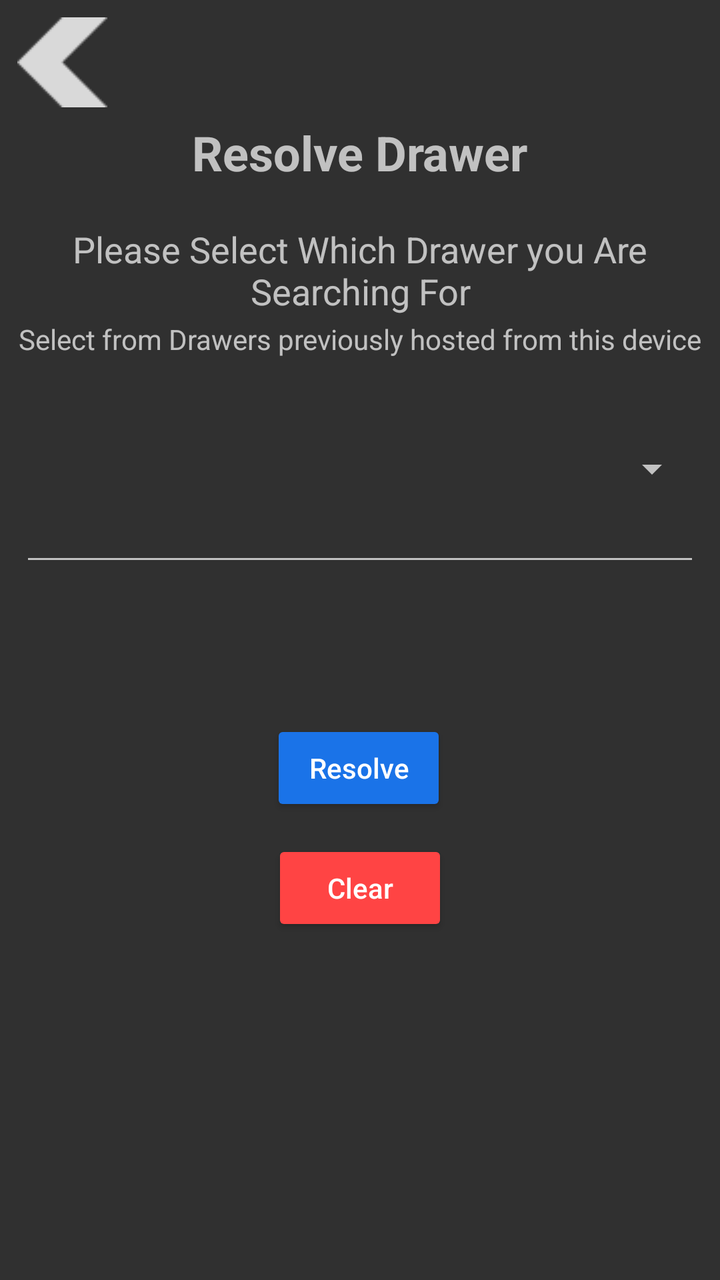
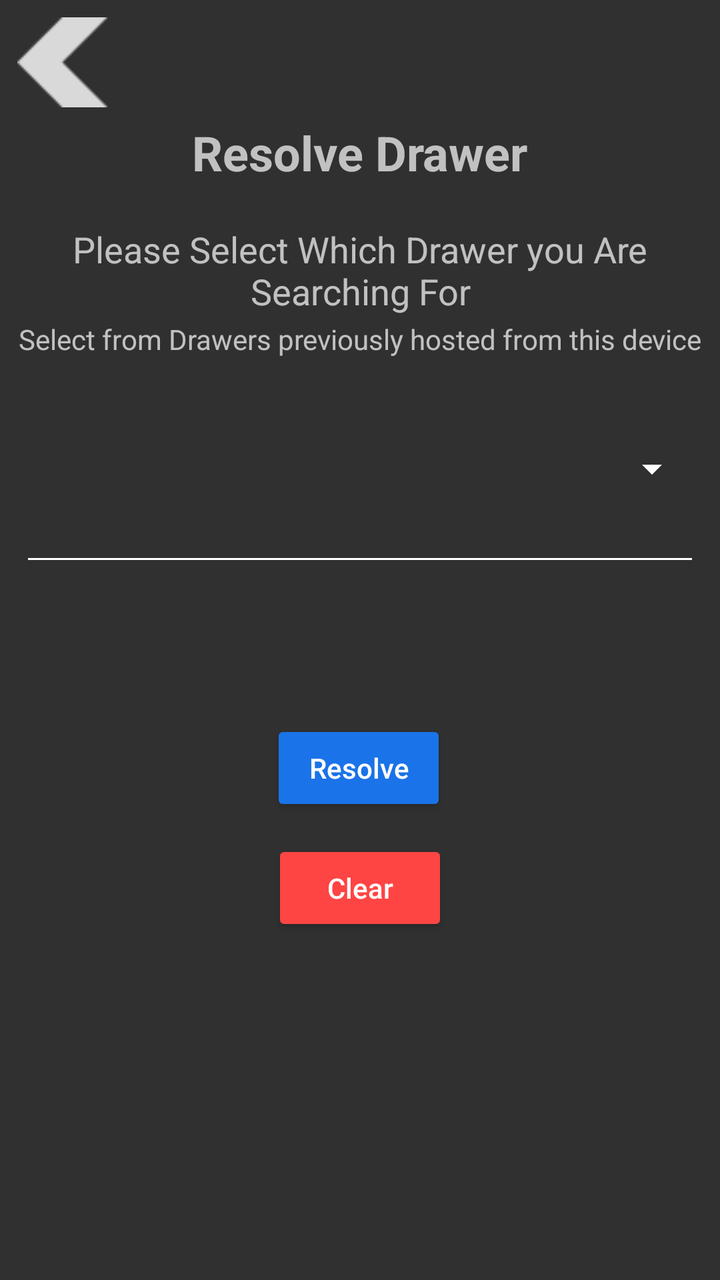

Compare the two renders of this Android layout. The source of the first and the diff that turns it into the second are given below.
<!-- AndroidManifest.xml: activity theme Theme.AppCompat.NoActionBar -->
<!-- res/layout/activity_resolve_anchors_lobby.xml -->
<?xml version="1.0" encoding="utf-8"?>
<androidx.constraintlayout.widget.ConstraintLayout xmlns:android="http://schemas.android.com/apk/res/android"
    xmlns:app="http://schemas.android.com/apk/res-auto"
    xmlns:tools="http://schemas.android.com/tools"
    android:id="@+id/anchorsLobbyCL"
    android:layout_width="match_parent"
    android:layout_height="match_parent"
    tools:context=".ResolveAnchorsLobbyActivity">

    <ImageButton
        android:id="@+id/anchorLobbyReturnIB"
        android:layout_width="50dp"
        android:layout_height="50dp"
        android:layout_marginStart="6dp"
        android:layout_marginTop="6dp"
        android:background="@android:color/transparent"
        android:backgroundTint="@color/red"
        android:padding="10dp"
        app:layout_constraintStart_toStartOf="parent"
        app:layout_constraintTop_toTopOf="parent"
        app:srcCompat="@drawable/arrow" />

    <androidx.constraintlayout.widget.Guideline
        android:id="@+id/guideline_select"
        android:layout_width="wrap_content"
        android:layout_height="wrap_content"
        android:orientation="horizontal"
        app:layout_constraintGuide_percent="0.35" />

    <androidx.constraintlayout.widget.Guideline
        android:id="@+id/guideline_enter"
        android:layout_width="wrap_content"
        android:layout_height="wrap_content"
        android:orientation="horizontal"
        app:layout_constraintGuide_percent="0.45" />

    <androidx.constraintlayout.widget.Guideline
        android:id="@+id/guideline_center"
        android:layout_width="wrap_content"
        android:layout_height="wrap_content"
        android:orientation="horizontal"
        app:layout_constraintGuide_percent="0.4" />

    <TextView
        android:id="@+id/resolve_an_anchor_title"
        android:layout_width="wrap_content"
        android:layout_height="wrap_content"
        android:paddingTop="60dp"
        android:text="@string/resolve_drawer"
        android:textSize="24sp"
        android:textStyle="bold"
        app:layout_constraintLeft_toLeftOf="parent"
        app:layout_constraintRight_toRightOf="parent"
        app:layout_constraintTop_toTopOf="parent" />

    <TextView
        android:id="@+id/resolve_an_anchor_instructions"
        android:layout_width="wrap_content"
        android:layout_height="wrap_content"
        android:layout_marginTop="20dp"
        android:gravity="center"
        android:text="@string/select_draw"
        android:textSize="18sp"
        app:layout_constraintLeft_toLeftOf="parent"
        app:layout_constraintRight_toRightOf="parent"
        app:layout_constraintTop_toBottomOf="@+id/resolve_an_anchor_title" />

    <TextView
        android:id="@+id/select_anchors_instructions"
        android:layout_width="wrap_content"
        android:layout_height="wrap_content"
        android:layout_marginBottom="2dp"
        android:gravity="center"
        android:text="@string/select_anchors_text"
        android:textSize="14sp"
        app:layout_constraintBottom_toTopOf="@+id/select_anchors_spinner"
        app:layout_constraintEnd_toEndOf="parent"
        app:layout_constraintStart_toStartOf="parent" />

    <Spinner
        android:id="@+id/select_anchors_spinner"
        style="@style/Widget.AppCompat.Spinner.Underlined"
        android:layout_width="340dp"
        android:layout_height="107dp"
        android:spinnerMode="dialog"
        app:layout_constraintBottom_toTopOf="@+id/guideline_enter"
        app:layout_constraintEnd_toEndOf="parent"
        app:layout_constraintStart_toStartOf="parent" />

    <Button
        android:id="@+id/resolve_button"
        android:layout_width="wrap_content"
        android:layout_height="wrap_content"
        android:layout_marginTop="72dp"
        android:text="@string/resolve_button_text"
        android:theme="@style/AppButtonTheme"
        app:layout_constraintEnd_toEndOf="parent"
        app:layout_constraintHorizontal_bias="0.498"
        app:layout_constraintStart_toStartOf="parent"
        app:layout_constraintTop_toTopOf="@+id/guideline_enter" />

    <Button
        android:id="@+id/clearAnchorsB"
        android:layout_width="wrap_content"
        android:layout_height="wrap_content"
        android:layout_marginTop="12dp"
        android:text="@string/clear_button_text"
        android:theme="@style/AppButtonTheme"
        app:backgroundTint="@android:color/holo_red_light"
        app:layout_constraintEnd_toEndOf="parent"
        app:layout_constraintStart_toStartOf="parent"
        app:layout_constraintTop_toBottomOf="@+id/resolve_button" />

    
    
    
    
    
    
    
    
    
    


</androidx.constraintlayout.widget.ConstraintLayout>
<!-- resources referenced by this layout -->
<resources>
  <color name="red">#de3802</color>
  <!-- drawable arrow: png bitmap (drawable, 971 bytes) -->
  <string name="clear_button_text">Clear</string>
  <string name="resolve_button_text">Resolve</string>
  <string name="resolve_drawer">Resolve Drawer</string>
  <string name="select_anchors_text">Select from Drawers previously hosted from this device</string>
  <string name="select_draw">Please Select Which Drawer you Are Searching For</string>
  <style name="AppButtonTheme" parent="Widget.AppCompat.Button.Colored">
      <item name="colorButtonNormal">#1A73E8</item>
      <item name="android:textAllCaps">false</item>
    </style>
</resources>

<!-- the commit's change to res/layout/activity_resolve_anchors_lobby.xml (unified diff, before → after) -->
@@ -83,6 +83,7 @@
         android:layout_width="340dp"
         android:layout_height="107dp"
         android:spinnerMode="dialog"
+        android:backgroundTint="@color/white"
         app:layout_constraintBottom_toTopOf="@+id/guideline_enter"
         app:layout_constraintEnd_toEndOf="parent"
         app:layout_constraintStart_toStartOf="parent" />
<!-- resource entries referenced after the edit -->
@@ -1,6 +1,7 @@
 <!-- resources referenced by this layout -->
 <resources>
   <color name="red">#de3802</color>
+  <color name="white">#FFFFFFFF</color>
   <!-- drawable arrow: png bitmap (drawable, 971 bytes) -->
   <string name="clear_button_text">Clear</string>
   <string name="resolve_button_text">Resolve</string>
